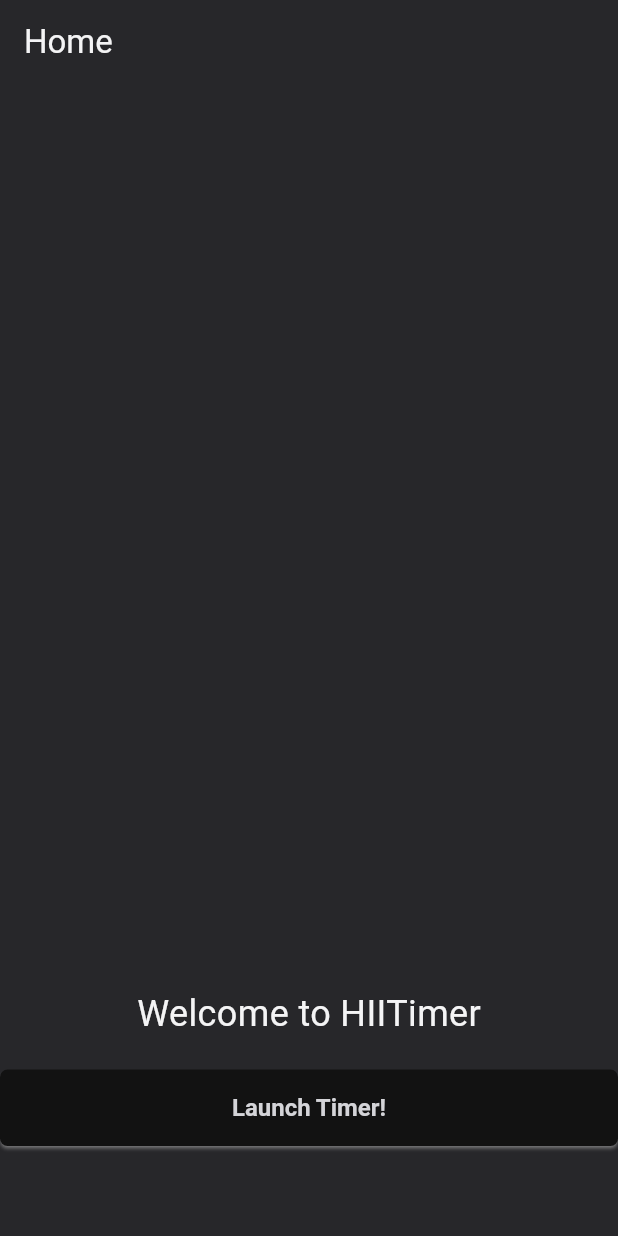
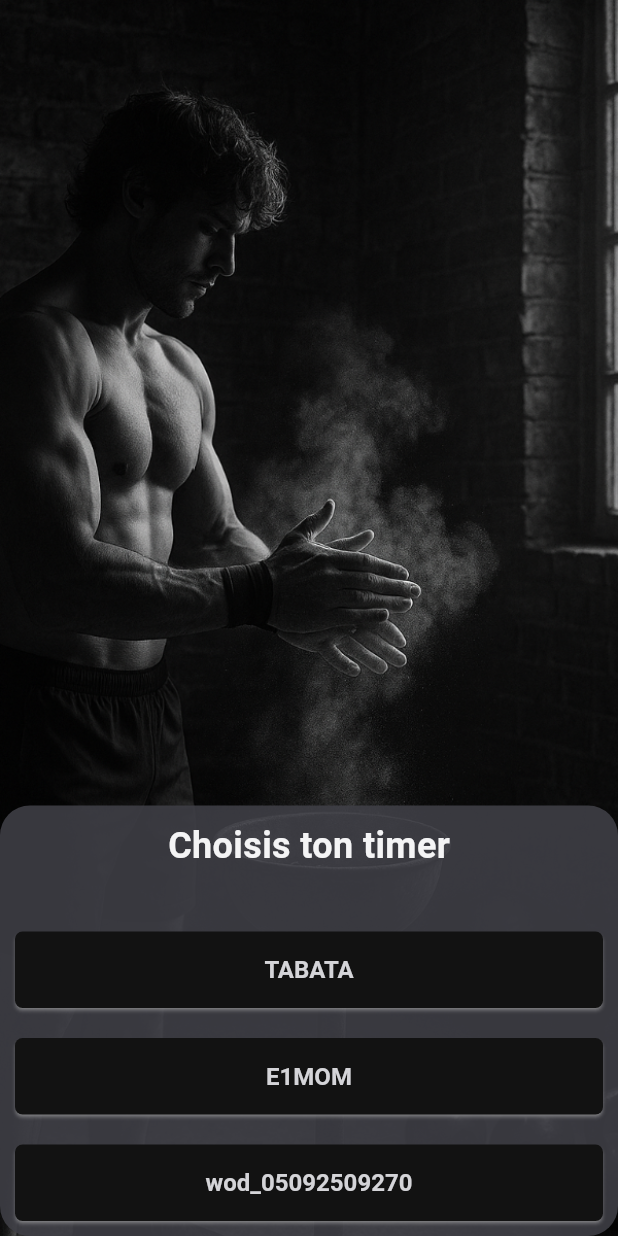
Before and after one commit to afekhar/hiitimer, a Flutter app: the screen it shows after launch, on a phone screen of 412 x 824 dp. Run offline on Flutter 3.47's test engine with Material 3 defaults, Android fonts, the phone set to English and light mode, and no system bars; our stand-ins replace audioplayers, wakelock_plus.

Commit message:
[wip] Home

```diff
--- a/lib/beep_manager.dart
+++ b/lib/beep_manager.dart
@@ -25,11 +25,11 @@ class BeepManager {
   }
 
   void playShort() {
-    // _shortPlayer.stop().then((_) => _shortPlayer.resume());
+    _shortPlayer.stop().then((_) => _shortPlayer.resume());
   }
 
   void playLong() {
-    // _longPlayer.stop().then((_) => _longPlayer.resume());
+    _longPlayer.stop().then((_) => _longPlayer.resume());
   }
 
   void dispose() {
--- a/lib/digital_timer.dart
+++ b/lib/digital_timer.dart
@@ -144,7 +144,6 @@ class _DigitalTimerState extends State<DigitalTimer> {
             _seconds = _count % 60;
             _minutes = _count ~/ 60;
           });
-          // Do nothing particular
           break;
       }
     }
--- a/lib/home.dart
+++ b/lib/home.dart
@@ -1,26 +1,119 @@
+import 'dart:developer';
+
 import 'package:flutter/material.dart';
 import 'package:flutter/services.dart';
 
 import 'package:hiitimer/chrono.dart';
+import 'package:hiitimer/theme.dart';
 import 'package:hiitimer/workout_config.dart';
 
-const tabata = WorkoutConfig(name: 'TABATA/HIIT', blocks: [
+const List<WorkoutConfig> wods = [
+  WorkoutConfig(
+    name: 'TABATA',
+    blocks: [
       TimerBlock(phases: [20, 10], rounds: 7),
       TimerBlock(phases: [20], rounds: 1),
-]);
-
-const emom = WorkoutConfig(name: 'E1MOM', blocks: [
-  // TimerBlock(phases: [60,60,60], rounds: 3),
-  TimerBlock(phases: [10,10], rounds: 3),
-  TimerBlock(phases: [5], rounds: 2),
-  TimerBlock(phases: [9], rounds: 1),
-]);
-
-const testWorkout = WorkoutConfig(name: 'Test', blocks: [
+    ],
+  ),
+  WorkoutConfig(
+    name: 'E1MOM',
+    blocks: [
+      TimerBlock(phases: [60, 60, 60], rounds: 5),
+    ],
+  ),
+  WorkoutConfig(
+    name: 'wod_05092509270',
+    blocks: [
       TimerBlock(phases: [10], rounds: 1),
       TimerBlock(phases: [5], rounds: 2),
       TimerBlock(phases: [3], rounds: 1),
-]);
+    ],
+  ),
+  // WorkoutConfig(
+  //   name: 'TABATA',
+  //   blocks: [
+  //     TimerBlock(phases: [20, 10], rounds: 7),
+  //     TimerBlock(phases: [20], rounds: 1),
+  //   ],
+  // ),
+  // WorkoutConfig(
+  //   name: 'E1MOM',
+  //   blocks: [
+  //     TimerBlock(phases: [60, 60, 60], rounds: 5),
+  //   ],
+  // ),
+  // WorkoutConfig(
+  //   name: 'wod_05092509270',
+  //   blocks: [
+  //     TimerBlock(phases: [10], rounds: 1),
+  //     TimerBlock(phases: [5], rounds: 2),
+  //     TimerBlock(phases: [3], rounds: 1),
+  //   ],
+  // ),
+  // WorkoutConfig(
+  //   name: 'TABATA',
+  //   blocks: [
+  //     TimerBlock(phases: [20, 10], rounds: 7),
+  //     TimerBlock(phases: [20], rounds: 1),
+  //   ],
+  // ),
+  // WorkoutConfig(
+  //   name: 'E1MOM',
+  //   blocks: [
+  //     TimerBlock(phases: [60, 60, 60], rounds: 5),
+  //   ],
+  // ),
+  // WorkoutConfig(
+  //   name: 'wod_05092509270',
+  //   blocks: [
+  //     TimerBlock(phases: [10], rounds: 1),
+  //     TimerBlock(phases: [5], rounds: 2),
+  //     TimerBlock(phases: [3], rounds: 1),
+  //   ],
+  // ),
+  // WorkoutConfig(
+  //   name: 'TABATA',
+  //   blocks: [
+  //     TimerBlock(phases: [20, 10], rounds: 7),
+  //     TimerBlock(phases: [20], rounds: 1),
+  //   ],
+  // ),
+  // WorkoutConfig(
+  //   name: 'E1MOM',
+  //   blocks: [
+  //     TimerBlock(phases: [60, 60, 60], rounds: 5),
+  //   ],
+  // ),
+  // WorkoutConfig(
+  //   name: 'wod_05092509270',
+  //   blocks: [
+  //     TimerBlock(phases: [10], rounds: 1),
+  //     TimerBlock(phases: [5], rounds: 2),
+  //     TimerBlock(phases: [3], rounds: 1),
+  //   ],
+  // ),
+  // WorkoutConfig(
+  //   name: 'TABATA',
+  //   blocks: [
+  //     TimerBlock(phases: [20, 10], rounds: 7),
+  //     TimerBlock(phases: [20], rounds: 1),
+  //   ],
+  // ),
+  // WorkoutConfig(
+  //   name: 'E1MOM',
+  //   blocks: [
+  //     TimerBlock(phases: [60, 60, 60], rounds: 5),
+  //   ],
+  // ),
+  // WorkoutConfig(
+  //   name: 'wod_05092509270',
+  //   blocks: [
+  //     TimerBlock(phases: [10], rounds: 1),
+  //     TimerBlock(phases: [5], rounds: 2),
+  //     TimerBlock(phases: [3], rounds: 1),
+  //   ],
+  // ),
+];
 
 class Home extends StatefulWidget {
   const Home({super.key, required String title});
@@ -33,7 +126,7 @@ class _HomeState extends State<Home> {
   final String title = 'Home';
   bool _navigatingToChronoPage = false;
 
-  Future<void> launchChrono(BuildContext context) async {
+  Future<void> launchChrono(BuildContext context, WorkoutConfig cfg) async {
     setState(() {
       _navigatingToChronoPage = true;
     });
@@ -51,15 +144,13 @@ class _HomeState extends State<Home> {
     // Navigate to the landscape page
     await Navigator.of(context).push(
       MaterialPageRoute(builder: (_) {
-        return Chrono(workoutConfig: emom);
+        return Chrono(workoutConfig: cfg);
       }),
     );
 
     setState(() {
       _navigatingToChronoPage = false;
     });
-
-    if (!context.mounted) return; // Using mounted checks after every async gap.
 
     // After returning: switch back to portrait
     await SystemChrome.setPreferredOrientations([
@@ -88,28 +179,107 @@ class _HomeState extends State<Home> {
     }
 
     return Scaffold(
-      appBar: AppBar(
-        title: Text(title),
+      body: Container(
+        decoration: BoxDecoration(
+          image: DecorationImage(
+            image: AssetImage('assets/images/bg/home.png'),
+            fit: BoxFit.cover,
           ),
-      body: Center(
+        ),
+        child: SafeArea(
+          child: Stack(
+            children: [
+              LayoutBuilder(
+                builder: (context, constraints) {
+                  return ListView(
+                    children: [
+                      ConstrainedBox(
+                        constraints: BoxConstraints(
+                          minHeight:
+                              constraints.maxHeight, // occupe tout l’écran
+                        ),
                         child: Column(
-        mainAxisAlignment: MainAxisAlignment.end,
+                          mainAxisAlignment:
+                              MainAxisAlignment.end, // aligne en bas
                           children: [
-          Text(
-            'Welcome to HIITimer',
-            style: TextStyle(fontSize: 24),
+                            Container(
+                              // padding: const EdgeInsets.all(60.0),
+                              decoration: BoxDecoration(
+                                color: primary700.withAlpha(225),
+                                borderRadius: BorderRadius.circular(20.0),
+                              ),
+                              child: Column(
+                                children: [
+                                  Padding(
+                                    padding: const EdgeInsets.symmetric(
+                                        vertical: 10.0),
+                                    child: Text(
+                                      'Choisis ton timer',
+                                      style: TextStyle(
+                                          fontSize: 24,
+                                          fontWeight: FontWeight.w700),
+                                    ),
                                   ),
                                   SizedBox(
                                     height: 20,
                                   ),
-          ElevatedButton(
-              onPressed: () => launchChrono(context),
-              child: Text('Launch Timer!')),
-          SizedBox(
-            height: 60,
+                                  ...wods.map(
+                                    (wod) => Padding(
+                                      padding: EdgeInsets.all(10.0),
+                                      child: ElevatedButton(
+                                        onPressed: () =>
+                                            launchChrono(context, wod),
+                                        child: Text(wod.name),
+                                      ),
+                                    ),
                                   ),
                                 ],
-      )),
+                              ),
+                            )
+                          ],
+                        ),
+                      ),
+                    ],
+                  );
+                },
+              ),
+              // Column(
+              //   mainAxisAlignment: MainAxisAlignment.end,
+              //   children: [
+              //     Container(
+              //       color: Colors.red,
+              //       child: ListView(
+              //         shrinkWrap: true,
+              //         children: [
+              //           Padding(
+              //             padding: const EdgeInsets.symmetric(vertical: 10.0),
+              //             child: Text(
+              //               'Choisis ton timer',
+              //               style: TextStyle(
+              //                   fontSize: 24, fontWeight: FontWeight.w700),
+              //             ),
+              //           ),
+              //           SizedBox(
+              //             height: 20,
+              //           ),
+              //           ...wods.map(
+              //             (wod) => Padding(
+              //               padding: EdgeInsets.all(10.0),
+              //               child: ElevatedButton(
+              //                 onPressed: () => launchChrono(context, wod),
+              //                 child: Text(wod.name),
+              //               ),
+              //             ),
+              //           ),
+              //         ],
+              //       ),
+              //     ),
+              //   ],
+              // ),
+            ],
+          ),
+        ),
+      ),
     );
   }
 }
--- a/pubspec.yaml
+++ b/pubspec.yaml
@@ -64,6 +64,7 @@ flutter:
     - assets/images/digits/green/
     - assets/images/digits/red/
     - assets/images/buttons/
+    - assets/images/bg/
     - assets/sounds/
 
   # An image asset can refer to one or more resolution-specific "variants", see
```
Also changed, not shown: assets/images/bg/2.0x/home.png (added), assets/images/bg/3.0x/home.png (added), assets/images/bg/home.png (added). Lines whose indentation alone changed are shown as unchanged.
